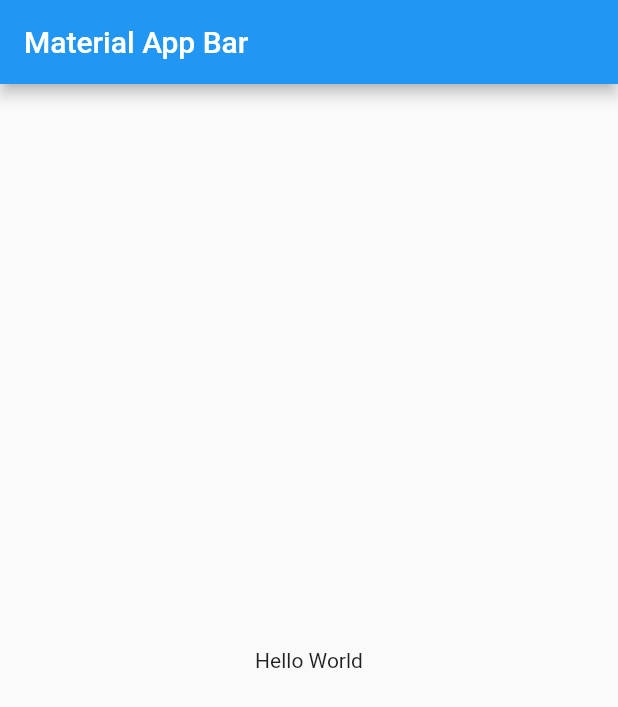
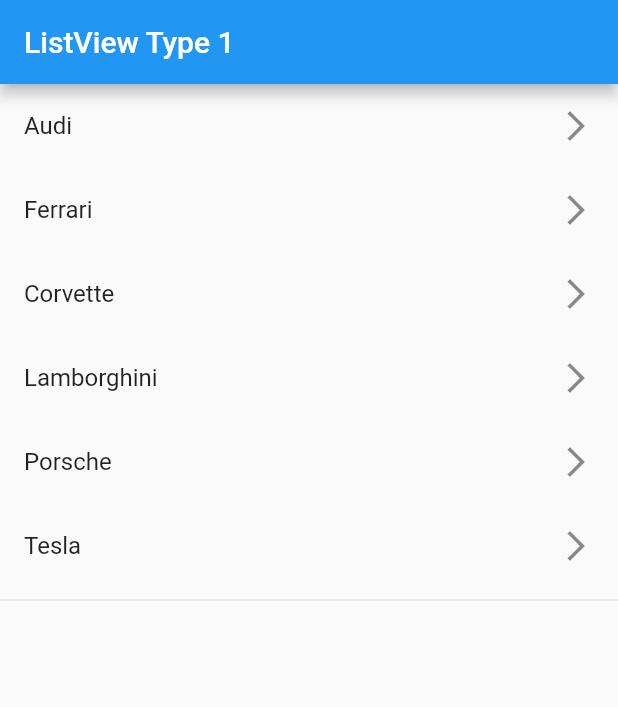
Before and after one commit to johnhaverh/componentsFlutter, a Flutter app: the screen it shows after launch, on a phone screen of 412 x 824 dp. Shown: the top 707 px of the screen. Run offline on Flutter 3.47's test engine with Material 2 defaults, Android fonts, the phone set to English and light mode, and no system bars.

Commit message:
componentsflutter: listview1_page.dart: create

```diff
--- a/lib/main.dart
+++ b/lib/main.dart
@@ -1,4 +1,5 @@
 import 'package:flutter/material.dart';
+import 'package:componentsflutter/pages/listview1_page.dart';
 
 void main() => runApp(MyApp());
 
@@ -7,18 +8,10 @@ class MyApp extends StatelessWidget {
 
   @override
   Widget build(BuildContext context) {
-    return MaterialApp(
+    return const MaterialApp(
+      debugShowCheckedModeBanner: false,
       title: 'Material App',
-      home: Scaffold(
-        appBar: AppBar(
-          title: Text('Material App Bar'),
-        ),
-        body: Center(
-          child: Container(
-            child: Text('Hello World'),
-          ),
-        ),
-      ),
+      home: Listview1Page()
     );
   }
 }
--- /dev/null
+++ b/lib/pages/listview1_page.dart
@@ -0,0 +1,28 @@
+import 'package:flutter/material.dart';
+
+class Listview1Page extends StatelessWidget {
+
+  final superCars = const ['Audi', 'Ferrari','Corvette', 'Lamborghini', 'Porsche','Tesla'];
+
+  const Listview1Page({Key key}) : super(key: key);
+
+  @override
+  Widget build(BuildContext context) {
+    return Scaffold(
+      appBar: AppBar(
+        title: const Text('ListView Type 1'),
+      ),
+      body: ListView(
+        children: [
+          ...superCars.map((supercar) =>
+          ListTile(
+            //leading: Icon(Icons.accessibility),
+            title: Text(supercar),
+            trailing: Icon(Icons.arrow_forward_ios_outlined),
+          )).toList(),
+          Divider(),
+        ],
+      )
+    );
+  }
+}
```
